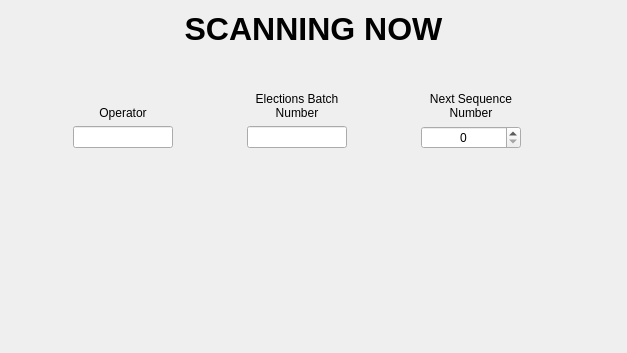
Before: the Qt Designer form res/ui/scanning.ui in wrishel/HETP_Scan_control, drawn with Qt 5.
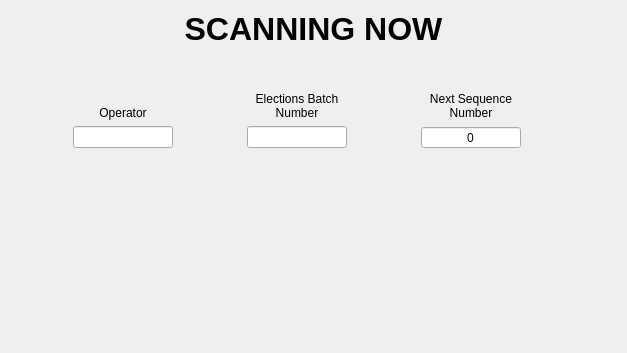
After: the same form once the commit is applied.

```diff
--- a/res/ui/scanning.ui
+++ b/res/ui/scanning.ui
@@ -138,6 +138,12 @@
          <property name="alignment">
           <set>Qt::AlignCenter</set>
          </property>
+         <property name="readOnly">
+          <bool>true</bool>
+         </property>
+         <property name="buttonSymbols">
+          <enum>QAbstractSpinBox::NoButtons</enum>
+         </property>
          <property name="maximum">
           <number>1000</number>
          </property>
```
Left out of the diff: 6 changed lines with no effect on the pictures.
